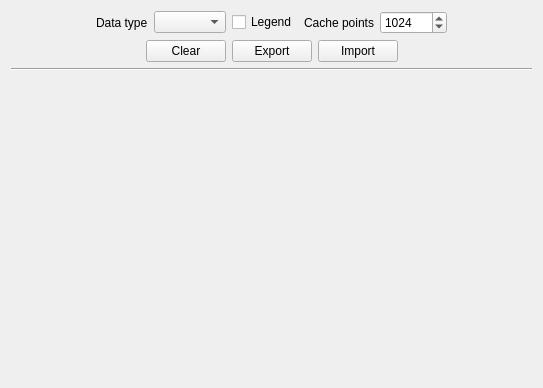
x-tools-author/x-tools, file src/page/charts/barcharts/barchartsettings.ui: the form before one commit.
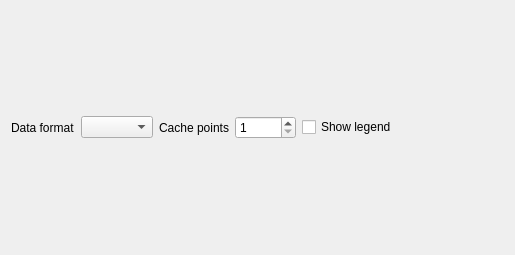
The form after the commit.

The edit to the form file:
```diff
--- a/src/page/charts/barcharts/barchartsettings.ui
+++ b/src/page/charts/barcharts/barchartsettings.ui
@@ -6,154 +6,63 @@
    <rect>
     <x>0</x>
     <y>0</y>
-    <width>543</width>
-    <height>388</height>
+    <width>515</width>
+    <height>255</height>
    </rect>
   </property>
   <property name="windowTitle">
    <string notr="true">Form</string>
   </property>
   <layout class="QGridLayout" name="gridLayout">
-   <item row="2" column="0">
-    <widget class="Line" name="line">
-     <property name="orientation">
-      <enum>Qt::Orientation::Horizontal</enum>
+   <item row="0" column="3">
+    <widget class="QSpinBox" name="spinBoxCachePoints">
+     <property name="minimum">
+      <number>1</number>
      </property>
+     <property name="maximum">
+      <number>10240</number>
+     </property>
     </widget>
    </item>
-   <item row="3" column="0">
-    <widget class="QWidget" name="widgetControl" native="true">
+   <item row="0" column="0">
+    <widget class="QLabel" name="label">
+     <property name="text">
+      <string>Data format</string>
+     </property>
+    </widget>
+   </item>
+   <item row="1" column="0" colspan="6">
+    <layout class="QGridLayout" name="gridLayoutTable"/>
+   </item>
+   <item row="0" column="1">
+    <widget class="QComboBox" name="comboBoxDataFormat"/>
+   </item>
+   <item row="0" column="2">
+    <widget class="QLabel" name="label_3">
+     <property name="text">
+      <string>Cache points</string>
+     </property>
+    </widget>
+   </item>
+   <item row="0" column="5">
+    <widget class="QLabel" name="label_2">
      <property name="sizePolicy">
-      <sizepolicy hsizetype="Preferred" vsizetype="Expanding">
+      <sizepolicy hsizetype="Expanding" vsizetype="Preferred">
        <horstretch>0</horstretch>
        <verstretch>0</verstretch>
       </sizepolicy>
      </property>
+     <property name="text">
+      <string notr="true"/>
+     </property>
     </widget>
    </item>
-   <item row="0" column="0">
-    <layout class="QHBoxLayout" name="horizontalLayout_2">
-     <item>
-      <spacer name="horizontalSpacer">
-       <property name="orientation">
-        <enum>Qt::Orientation::Horizontal</enum>
-       </property>
-       <property name="sizeHint" stdset="0">
-        <size>
-         <width>40</width>
-         <height>20</height>
-        </size>
-       </property>
-      </spacer>
-     </item>
-     <item>
-      <widget class="QLabel" name="label">
-       <property name="sizePolicy">
-        <sizepolicy hsizetype="Fixed" vsizetype="Preferred">
-         <horstretch>0</horstretch>
-         <verstretch>0</verstretch>
-        </sizepolicy>
-       </property>
-       <property name="text">
-        <string>Data type</string>
-       </property>
-      </widget>
-     </item>
-     <item>
-      <widget class="QComboBox" name="comboBoxDataType"/>
-     </item>
-     <item>
-      <widget class="QCheckBox" name="checkBoxLegend">
-       <property name="text">
-        <string>Legend</string>
-       </property>
-      </widget>
-     </item>
-     <item>
-      <widget class="QLabel" name="label_2">
-       <property name="text">
-        <string>Cache points</string>
-       </property>
-      </widget>
-     </item>
-     <item>
-      <widget class="QSpinBox" name="spinBoxCachePoints">
-       <property name="minimum">
-        <number>1</number>
-       </property>
-       <property name="maximum">
-        <number>102400</number>
-       </property>
-       <property name="value">
-        <number>1024</number>
-       </property>
-      </widget>
-     </item>
-     <item>
-      <spacer name="horizontalSpacer_3">
-       <property name="orientation">
-        <enum>Qt::Orientation::Horizontal</enum>
-       </property>
-       <property name="sizeHint" stdset="0">
-        <size>
-         <width>40</width>
-         <height>20</height>
-        </size>
-       </property>
-      </spacer>
-     </item>
-    </layout>
-   </item>
-   <item row="1" column="0">
-    <layout class="QHBoxLayout" name="horizontalLayout">
-     <item>
-      <spacer name="horizontalSpacer_2">
-       <property name="orientation">
-        <enum>Qt::Orientation::Horizontal</enum>
-       </property>
-       <property name="sizeHint" stdset="0">
-        <size>
-         <width>40</width>
-         <height>20</height>
-        </size>
-       </property>
-      </spacer>
-     </item>
-     <item>
-      <widget class="QPushButton" name="pushButtonClear">
-       <property name="text">
-        <string>Clear</string>
-       </property>
-      </widget>
-     </item>
-     <item>
-      <widget class="QPushButton" name="pushButtonExport">
-       <property name="text">
-        <string>Export</string>
-       </property>
-      </widget>
-     </item>
-     <item>
-      <widget class="QPushButton" name="pushButtonImport">
-       <property name="text">
-        <string>Import</string>
-       </property>
-      </widget>
-     </item>
-     <item>
-      <spacer name="horizontalSpacer_4">
-       <property name="orientation">
-        <enum>Qt::Orientation::Horizontal</enum>
-       </property>
-       <property name="sizeHint" stdset="0">
-        <size>
-         <width>40</width>
-         <height>20</height>
-        </size>
-       </property>
-      </spacer>
-     </item>
-    </layout>
+   <item row="0" column="4">
+    <widget class="QCheckBox" name="checkBoxLegend">
+     <property name="text">
+      <string>Show legend</string>
+     </property>
+    </widget>
    </item>
   </layout>
  </widget>
```
